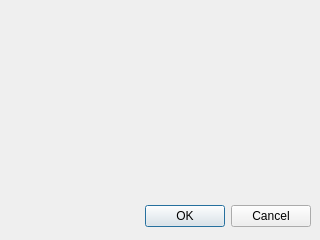
Before: the Qt Designer form ui/DialogToolResource.ui in nvdungx/MarketCollect, drawn with Qt 5.
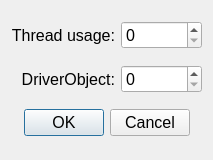
After: the same form once the commit is applied. Icons and pictures are not drawn.

Commit message:
[Common] Update class UI
Description:
  - Wrapper UI class
  - Module for report, amazon, ebay

Affected files:
  - <files>

```diff
--- a/ui/DialogToolResource.ui
+++ b/ui/DialogToolResource.ui
@@ -6,8 +6,8 @@
    <rect>
     <x>0</x>
     <y>0</y>
-    <width>320</width>
-    <height>240</height>
+    <width>213</width>
+    <height>160</height>
    </rect>
   </property>
   <property name="acceptDrops">
@@ -20,22 +20,80 @@
    <iconset>
     <normaloff>icons/icon-resource.png</normaloff>icons/icon-resource.png</iconset>
   </property>
-  <widget class="QDialogButtonBox" name="buttonBox">
-   <property name="geometry">
-    <rect>
-     <x>10</x>
-     <y>200</y>
-     <width>301</width>
-     <height>32</height>
-    </rect>
-   </property>
-   <property name="orientation">
-    <enum>Qt::Horizontal</enum>
-   </property>
-   <property name="standardButtons">
-    <set>QDialogButtonBox::Cancel|QDialogButtonBox::Ok</set>
-   </property>
-  </widget>
+  <layout class="QGridLayout" name="gridLayout">
+   <item row="2" column="0" colspan="2">
+    <widget class="QDialogButtonBox" name="buttonBox">
+     <property name="font">
+      <font>
+       <pointsize>12</pointsize>
+      </font>
+     </property>
+     <property name="orientation">
+      <enum>Qt::Horizontal</enum>
+     </property>
+     <property name="standardButtons">
+      <set>QDialogButtonBox::Cancel|QDialogButtonBox::Ok</set>
+     </property>
+     <property name="centerButtons">
+      <bool>true</bool>
+     </property>
+    </widget>
+   </item>
+   <item row="0" column="0">
+    <widget class="QLabel" name="label">
+     <property name="sizePolicy">
+      <sizepolicy hsizetype="Fixed" vsizetype="Preferred">
+       <horstretch>0</horstretch>
+       <verstretch>0</verstretch>
+      </sizepolicy>
+     </property>
+     <property name="font">
+      <font>
+       <pointsize>12</pointsize>
+      </font>
+     </property>
+     <property name="text">
+      <string>Thread usage:</string>
+     </property>
+     <property name="alignment">
+      <set>Qt::AlignRight|Qt::AlignTrailing|Qt::AlignVCenter</set>
+     </property>
+    </widget>
+   </item>
+   <item row="0" column="1">
+    <widget class="QSpinBox" name="spinBox">
+     <property name="font">
+      <font>
+       <pointsize>12</pointsize>
+      </font>
+     </property>
+    </widget>
+   </item>
+   <item row="1" column="0">
+    <widget class="QLabel" name="label_2">
+     <property name="font">
+      <font>
+       <pointsize>12</pointsize>
+      </font>
+     </property>
+     <property name="text">
+      <string>DriverObject:</string>
+     </property>
+     <property name="alignment">
+      <set>Qt::AlignRight|Qt::AlignTrailing|Qt::AlignVCenter</set>
+     </property>
+    </widget>
+   </item>
+   <item row="1" column="1">
+    <widget class="QSpinBox" name="spinBox_2">
+     <property name="font">
+      <font>
+       <pointsize>12</pointsize>
+      </font>
+     </property>
+    </widget>
+   </item>
+  </layout>
  </widget>
  <resources/>
  <connections>
```
The commit also changes 17 other files.
